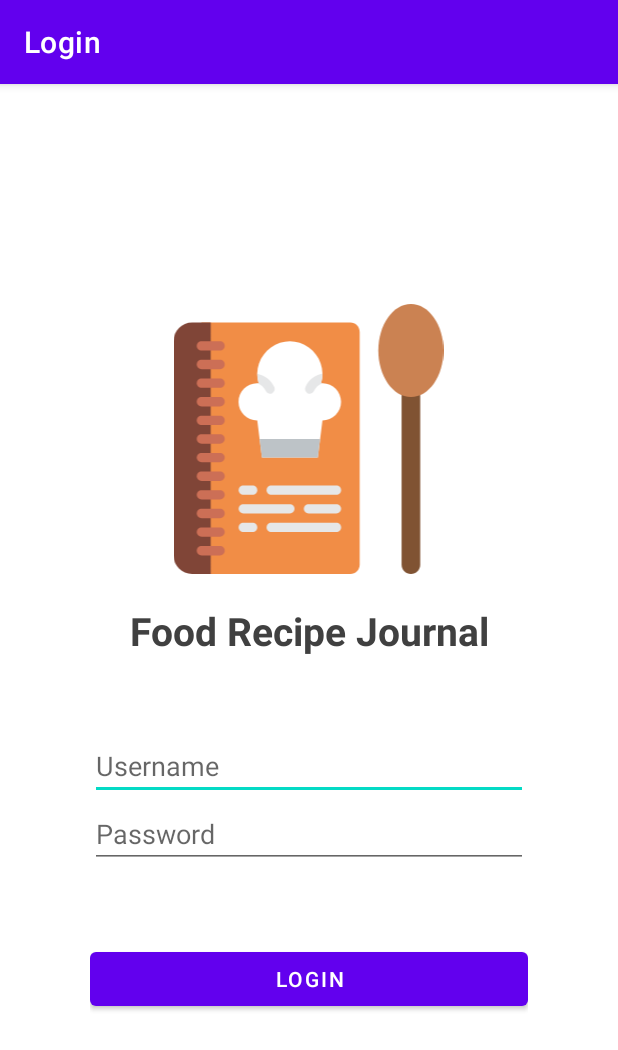
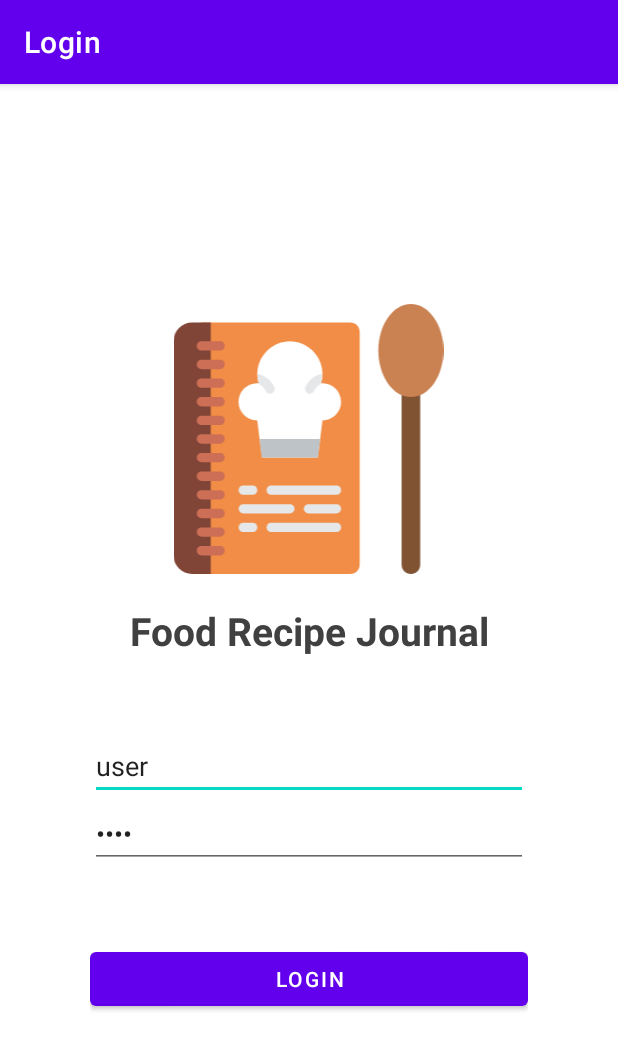
Before and after one commit to Falskim/android-recipes, an Android app: the screen it shows after launch (LoginActivity), on a phone screen of 412 x 824 dp. Shown: the top 1050 px of the screen. Run offline under Robolectric (Android 15) with nearby library versions, the phone set to English and light mode, and no system bars.

Commit message:
Add login function

```diff
--- a/app/src/main/java/com/example/foodrecipes/LoginActivity.java
+++ b/app/src/main/java/com/example/foodrecipes/LoginActivity.java
@@ -10,16 +10,37 @@ import android.widget.Toast;
 
 public class LoginActivity extends AppCompatActivity {
 
+    private final String USERNAME = "user";
+    private final String PASSWORD = "user";
+
+    private EditText inputUsername;
+    private EditText inputPassword;
+
     @Override
     protected void onCreate(Bundle savedInstanceState) {
         super.onCreate(savedInstanceState);
         setContentView(R.layout.activity_login);
 
+        inputUsername = findViewById(R.id.input_username);
+        inputPassword = findViewById(R.id.input_password);
+
+        // autofill
+        inputUsername.setText(USERNAME);
+        inputPassword.setText(PASSWORD);
+
         getSupportActionBar().setTitle("Login");
     }
 
     public void login(View view) {
-         this.startActivity(new Intent(this, HomeActivity.class));
+        String userUsername = inputUsername.getText().toString();
+        String userPassword = inputPassword.getText().toString();
+
+        if (!userUsername.equalsIgnoreCase(USERNAME) || !userPassword.equals(PASSWORD)) {
+            Toast.makeText(this, "Wrong Login Account", Toast.LENGTH_SHORT).show();
+            return;
+        }
+
+        this.startActivity(new Intent(this, HomeActivity.class));
     }
 
 
--- a/app/src/main/res/layout/activity_login.xml
+++ b/app/src/main/res/layout/activity_login.xml
@@ -40,7 +40,7 @@
         android:layout_height="wrap_content"
         android:ems="10"
         android:hint="@string/password"
-        android:inputType="textUri|textShortMessage|textPassword" />
+        android:inputType="textPassword" />
 
     <Button
         android:id="@+id/button"
```
